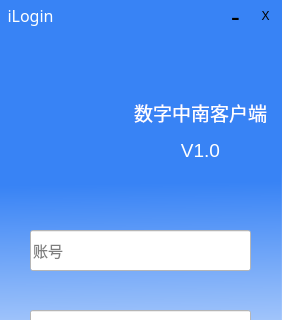
Before: the Qt Designer form appui.ui in Riddle-Max/iLogin, drawn with Qt 5; both pictures show x 0 to 282 and y 0 to 320 of the 282 by 585 pixel window.
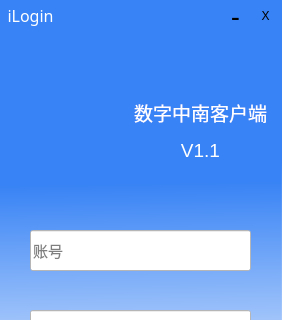
After: the same form once the commit is applied. Icons and pictures are not drawn.

Commit message: 修改了UI界面引用的图片，以及版本号

The edit to the form file:
```diff
--- a/appui.ui
+++ b/appui.ui
@@ -346,7 +346,7 @@
       <string notr="true">background-color: qlineargradient(spread:pad, x1:0, y1:0, x2:1, y2:0, stop:0 rgba(255, 255, 255, 0));</string>
      </property>
      <property name="text">
-      <string>&lt;html&gt;&lt;head/&gt;&lt;body&gt;&lt;p align=&quot;center&quot;&gt;&lt;span style=&quot; font-size:14pt; color:#ffffff;&quot;&gt;数字中南客户端&lt;/span&gt;&lt;/p&gt;&lt;p align=&quot;center&quot;&gt;&lt;span style=&quot; font-size:14pt; color:#ffffff;&quot;&gt;V1.0&lt;/span&gt;&lt;/p&gt;&lt;/body&gt;&lt;/html&gt;</string>
+      <string>&lt;html&gt;&lt;head/&gt;&lt;body&gt;&lt;p align=&quot;center&quot;&gt;&lt;span style=&quot; font-size:14pt; color:#ffffff;&quot;&gt;数字中南客户端&lt;/span&gt;&lt;/p&gt;&lt;p align=&quot;center&quot;&gt;&lt;span style=&quot; font-size:14pt; color:#ffffff;&quot;&gt;V1.1&lt;/span&gt;&lt;/p&gt;&lt;/body&gt;&lt;/html&gt;</string>
      </property>
     </widget>
     <zorder>b_login</zorder>
```
Left out of the diff: 8 changed lines with no effect on the pictures. The commit also changes 2 other files.
